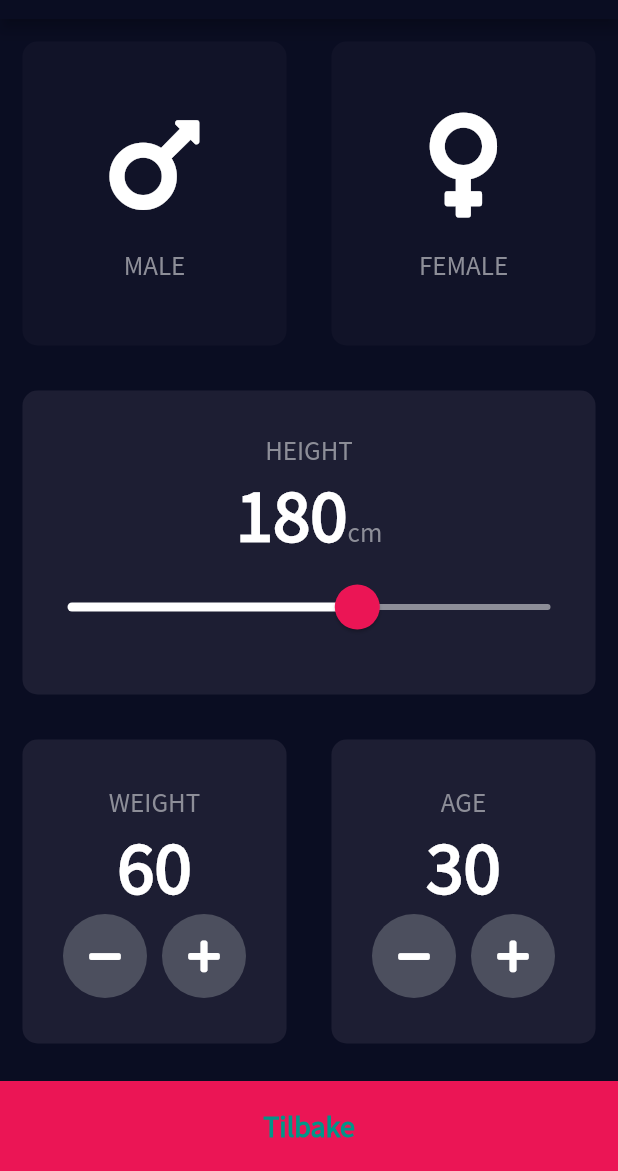
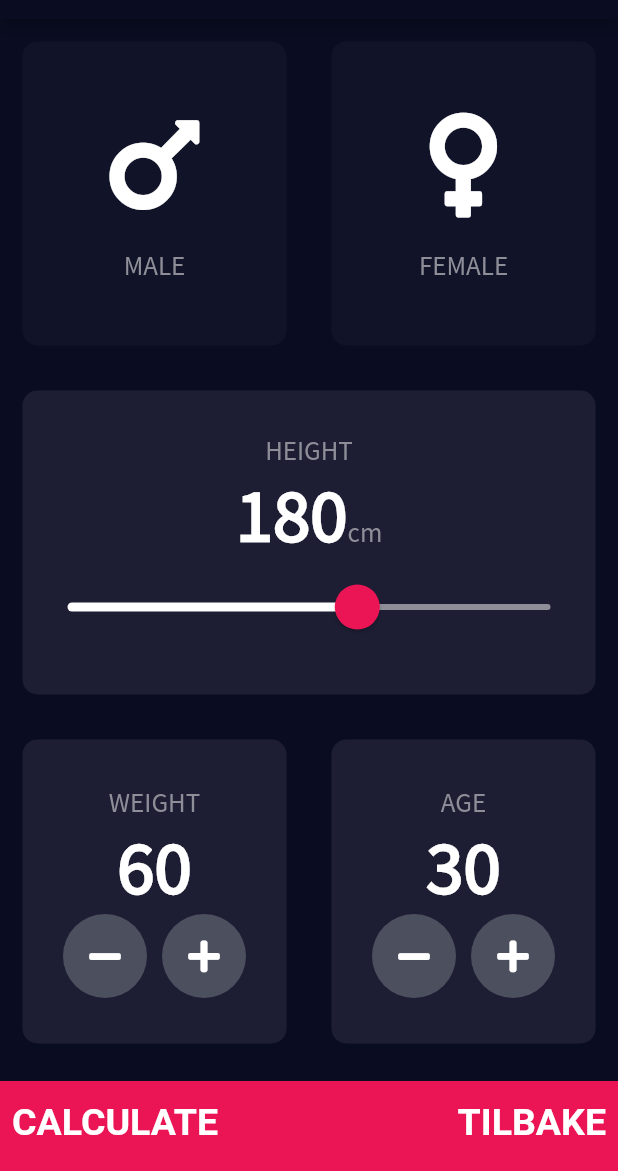
Before and after one commit to rbyre/playground, a Flutter app: the BMICalculator screen opened by its route, on a phone screen of 412 x 824 dp, the part 65-1236 px from its top. Run offline on Flutter 3.47's test engine with Material 2 defaults, Android fonts, the light colour scheme and no system bars; our stand-ins replace audioplayers, font_awesome_flutter, shimmer.

Commit message:
finished bmi calculator

```diff
--- a/lib/app_item.dart
+++ b/lib/app_item.dart
@@ -41,6 +41,7 @@ class AppItem extends StatelessWidget {
               Text(
                 description,
                 style: Theme.of(context).textTheme.bodyText1,
+                textAlign: TextAlign.center,
               ),
             ],
           ),
--- a/lib/bmi_calculator/bmi_calculator.dart
+++ b/lib/bmi_calculator/bmi_calculator.dart
@@ -1,8 +1,10 @@
 import 'package:flutter/material.dart';
 import 'package:font_awesome_flutter/font_awesome_flutter.dart';
 import 'package:playground/bmi_calculator/icon_content.dart';
+import 'package:playground/bmi_calculator/results_page.dart';
 import 'package:playground/bmi_calculator/reusable_card.dart';
 import 'package:playground/bmi_calculator/round_icon_button.dart';
+import 'calculator_brain.dart';
 
 import './constants.dart';
 
@@ -179,14 +181,12 @@ class _BMICalculatorState extends State<BMICalculator> {
                             'AGE',
                             style: labelTextStyle,
                           ),
-
                           Text(
                             age.toString(),
                             style: numberTextStyle,
                           ),
-
                           Row(
-                            mainAxisAlignment:MainAxisAlignment.center,
+                            mainAxisAlignment: MainAxisAlignment.center,
                             children: [
                               RoundIconButton(
                                   icon: FontAwesomeIcons.minus,
@@ -195,7 +195,9 @@ class _BMICalculatorState extends State<BMICalculator> {
                                       age--;
                                     });
                                   }),
-                                  SizedBox(width: 10,),
+                              SizedBox(
+                                width: 10,
+                              ),
                               RoundIconButton(
                                   icon: FontAwesomeIcons.plus,
                                   onPressed: () {
@@ -213,20 +215,35 @@ class _BMICalculatorState extends State<BMICalculator> {
             ),
           ),
           Container(
+            padding: EdgeInsets.only(bottom: 5),
             child: Row(
-              mainAxisAlignment: MainAxisAlignment.center,
+              mainAxisAlignment: MainAxisAlignment.spaceBetween,
+              crossAxisAlignment: CrossAxisAlignment.center,
               children: [
+                TextButton(
+                  child: Text(
+                    'CALCULATE',
+                    style: largebuttonTextStyle,
+                  ),
+                  onPressed: () {
+                    CalculatorBrain calc =
+                        CalculatorBrain(height: height, weight: weight);
+
+                    Navigator.of(context).push(MaterialPageRoute(
+                      builder: (context) => ResultsPage(
+                        bmiResult: calc.calculateBMI(),
+                        resultText: calc.getResult(),
+                        interpretation: calc.getInterpretation()),
+                    ));
+                  },
+                ),
                 TextButton(
                     onPressed: () {
                       Navigator.of(context).popUntil((route) => route.isFirst);
                     },
                     child: const Text(
-                      'Tilbake',
-                      style: TextStyle(
-                          fontFamily: 'SourceSansPro',
-                          fontSize: 20,
-                          color: Colors.teal,
-                          fontWeight: FontWeight.bold),
+                      'TILBAKE',
+                      style: largebuttonTextStyle,
                     ))
               ],
             ),
--- a/lib/bmi_calculator/constants.dart
+++ b/lib/bmi_calculator/constants.dart
@@ -9,4 +9,21 @@ const inactiveCardColor = Color(0xFF111328);
 const bottomContainerColor = Color(0xFFEB1555);
 // const bottomContainerColor = Color(0XFFF2E9CD);
 const darkBackgroundColor = Color(0XFF0A0D22);
-const numberTextStyle = TextStyle(fontSize: 50, fontWeight: FontWeight.w900, color: Colors.white);
+const numberTextStyle =
+    TextStyle(fontSize: 50, fontWeight: FontWeight.w900, color: Colors.white);
+
+const largebuttonTextStyle =
+    TextStyle(color: Colors.white, fontSize: 25, fontWeight: FontWeight.bold);
+const largeHeadingText =
+    TextStyle(color: Colors.white, fontSize: 50, fontWeight: FontWeight.bold);
+
+const resultTextStyle = TextStyle(
+  color: Color(0xFF24D876),
+  fontSize: 22,
+  fontWeight: FontWeight.bold,
+);
+
+const BMITextStyle =
+    TextStyle(color: Colors.white, fontSize: 100, fontWeight: FontWeight.bold);
+
+const bodyTextStyle = TextStyle(color: Colors.white, fontSize: 22);
```
Also changed, not shown: lib/bmi_calculator/calculator_brain.dart (added, +35 -0 lines), lib/bmi_calculator/results_page.dart (added, +80 -0 lines).
